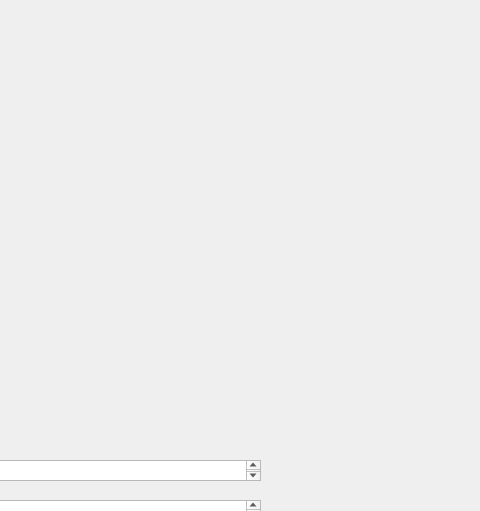
First picture: the form in predict.ui, repository RhetTbull/BrickBrain, before the edit; both pictures show x 330 to 810 and y 0 to 511 of the 810 by 600 pixel window.
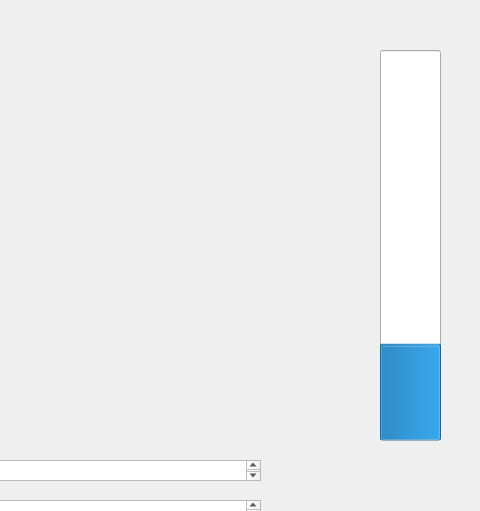
Second picture: the form after the edit.

```diff
--- a/predict.ui
+++ b/predict.ui
@@ -45,7 +45,7 @@
      <rect>
       <x>210</x>
       <y>40</y>
-      <width>551</width>
+      <width>481</width>
       <height>371</height>
      </rect>
     </property>
@@ -135,6 +135,22 @@
      </rect>
     </property>
    </widget>
+   <widget class="QProgressBar" name="progressBar">
+    <property name="geometry">
+     <rect>
+      <x>710</x>
+      <y>50</y>
+      <width>61</width>
+      <height>391</height>
+     </rect>
+    </property>
+    <property name="value">
+     <number>24</number>
+    </property>
+    <property name="orientation">
+     <enum>Qt::Vertical</enum>
+    </property>
+   </widget>
   </widget>
   <widget class="QStatusBar" name="statusbar"/>
  </widget>
```
